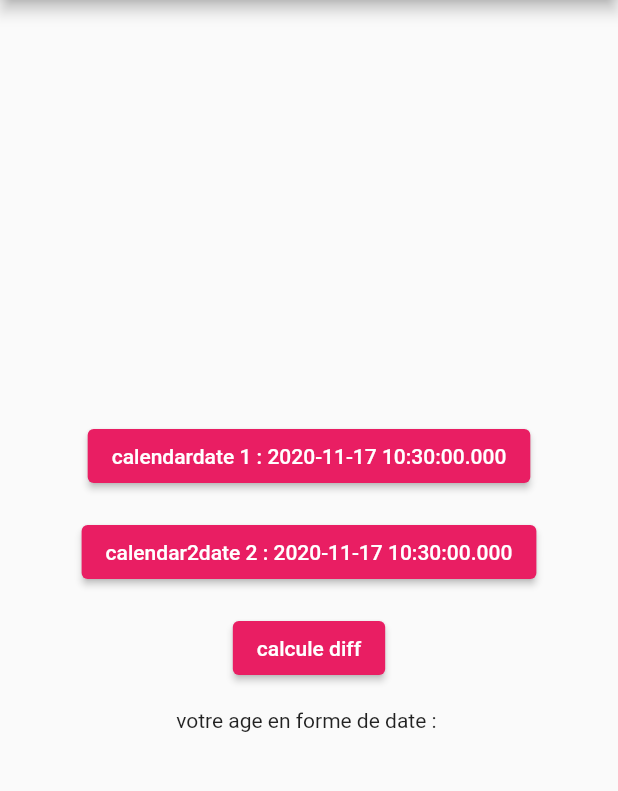
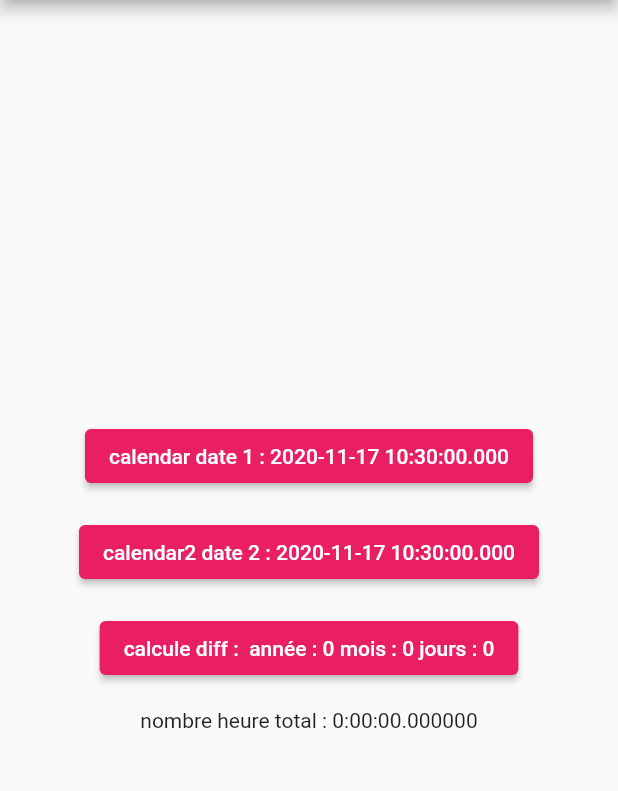
Before and after one commit to Pyragnis/tp1, a Flutter app: the MyHomePage screen opened directly, on a phone screen of 412 x 824 dp, the part 84-875 px from its top. Run offline on Flutter 3.47's test engine with Material 2 defaults, Android fonts, the phone set to English and light mode, and no system bars; our stand-ins replace hive, hive_flutter; accounts and stored records are empty.

Commit message:
fini ex 2

```diff
--- a/lib/ex2-part2.dart
+++ b/lib/ex2-part2.dart
@@ -22,7 +22,7 @@ class MyApp extends StatelessWidget {
         // or simply save your changes to "hot reload" in a Flutter IDE).
         // Notice that the counter didn't reset back to zero; the application
         // is not restarted.
-        primarySwatch: Colors.yellow,
+        primarySwatch: Colors.green,
       ),
       home: const MyHomePage(title: 'Flutter Demo date page'),
     );
@@ -98,11 +98,23 @@ class _MyHomePageState extends State<MyHomePage> {
     }
   }
   //fonction qui calcule la difference entre les 2 date
-   _diff(_date,_date2){
-    DateTime _diffe = DateTime(_date.year - _date2.year,_date.month - _date2.month, _date.day - _date2.day , _date.hour - _date2.hour , _date.minute - _date2.minute, _date.second - _date2.second);
-    setState(() {
-      date_dif = _diffe.toString();
-    });
+    Duration _date3 = Duration.zero;
+  int anne = 0;
+  int mois = 0;
+  int jour = 0;
+
+   void _diff(){
+     setState(() {
+       _date3 = _date2.difference(_date);
+       print(_date3);
+       print(_date);
+       print(_date2);
+
+       anne = _date3.inDays ~/ 365;
+       mois = (_date3.inDays - (365 * anne)) ~/31;
+       jour = _date3.inDays - (365 * anne) - (mois * 31);
+
+     });
 
   }
 
@@ -142,26 +154,24 @@ class _MyHomePageState extends State<MyHomePage> {
           children: <Widget>[
             ElevatedButton(
               onPressed: _calendar,
-              child: Text('calendar' + 'date 1 : $_date'),
+              child: Text('calendar' +" "+ 'date 1 : $_date'),
             ),
             Text(""),
             ElevatedButton(
               onPressed: _calendar2,
-              child: Text('calendar2' + 'date 2 : $_date2'),
+              child: Text('calendar2' +" "+ 'date 2 : $_date2'),
             ),
             Text(""),
             ElevatedButton(
-              onPressed: () {
-                _diff(_date, _date2);
+              onPressed:_diff,
 
-              },
-
-              child: Text('calcule diff'),
+              child: Text('calcule diff :'+" "+" année : $anne" + " " +"mois : $mois" +" "+"jours : $jour"),
             ),
             Text(""),
+
             Text(
 
-              'votre age en forme de date : $date_dif',
+              'nombre heure total : $_date3',
             ),
           ],
         ),
--- a/lib/ex2.dart
+++ b/lib/ex2.dart
@@ -11,7 +11,7 @@ class MyApp extends StatelessWidget {
   @override
   Widget build(BuildContext context) {
     return MaterialApp(
-      title: 'Flutter Demo',
+      title: 'Flutter exo calendar',
       theme: ThemeData(
         // This is the theme of your application.
         //
@@ -24,7 +24,7 @@ class MyApp extends StatelessWidget {
         // is not restarted.
         primarySwatch: Colors.pink,
       ),
-      home: const MyHomePage(title: 'Flutter Demo date page'),
+      home: const MyHomePage(title: 'Flutter exo calendar'),
     );
   }
 }
```
